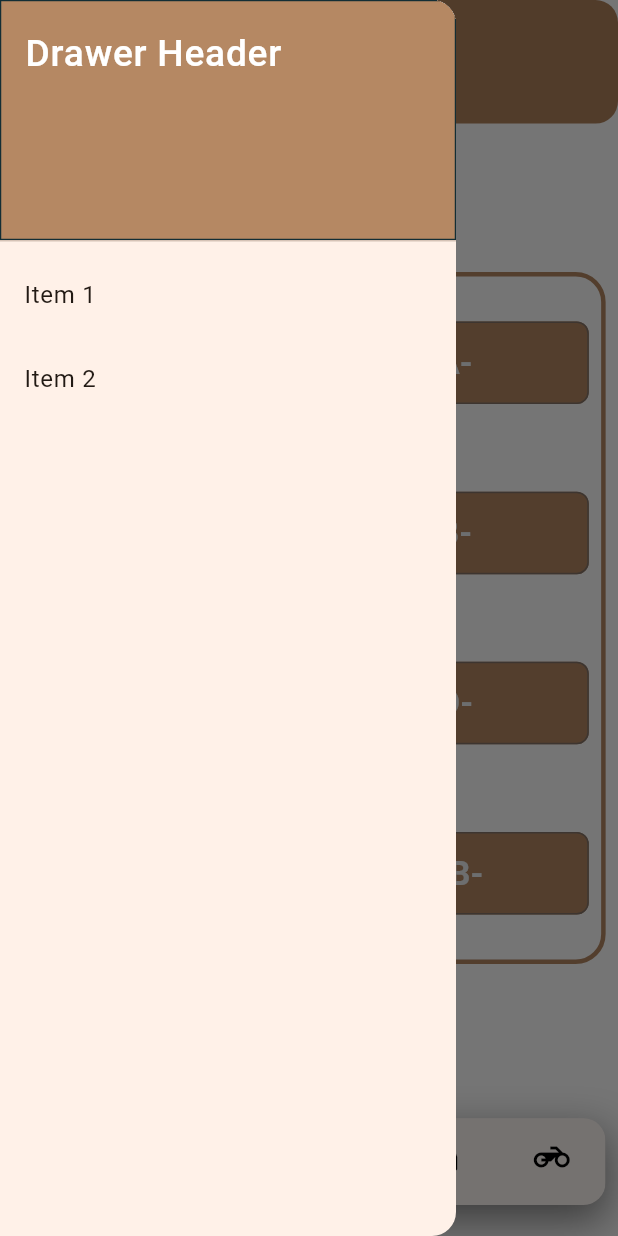
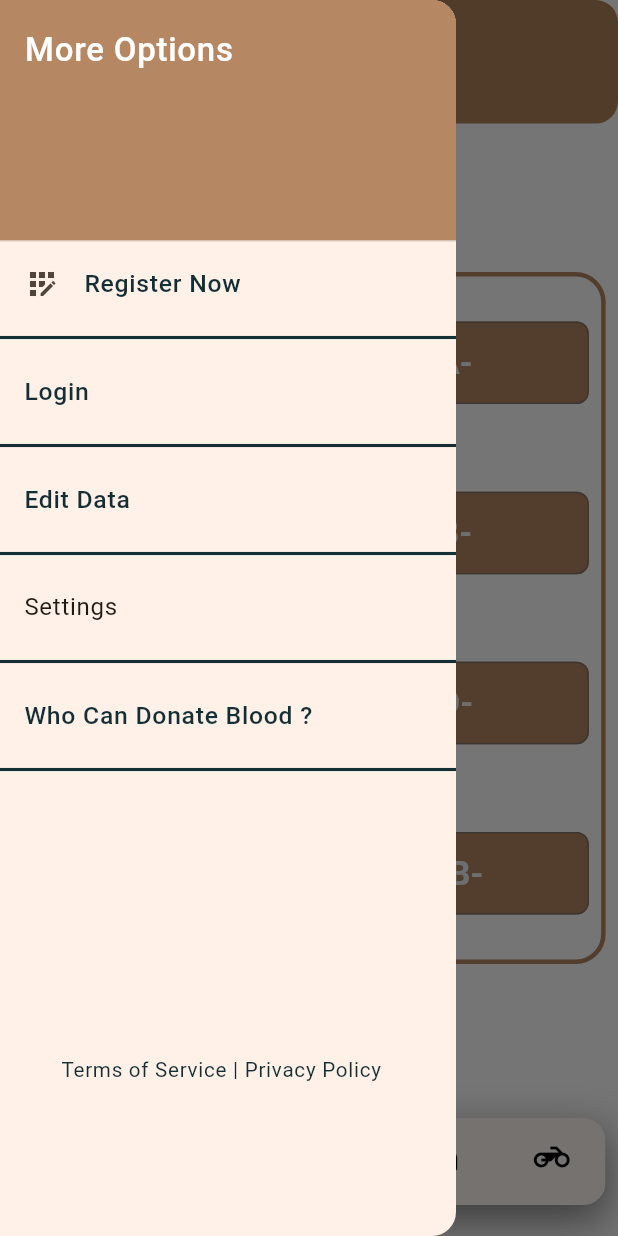
Before and after one commit to Ah95ed/myservice, a Flutter app: the screen it shows after launch, with the side drawer open, on a phone screen of 412 x 824 dp. Run offline on Flutter 3.47's test engine with Material 3 defaults, Android fonts, the phone set to English and light mode, and no system bars; our stand-ins replace cloud_firestore, firebase_auth, firebase_core, firebase_database, shared_preferences, sizer; missing offline and left inert: email_otp; accounts and stored records are empty.

Commit message:
some addtion in drawer

```diff
--- a/lib/Helper/Log/Logger.dart
+++ b/lib/Helper/Log/Logger.dart
@@ -1,24 +1,16 @@
-
 import 'dart:developer' as developer;
 
 class Logger {
 static void logger(String message) {
 
-  developer.log('message -> $message');
+  developer.log('message logger -> $message');
 }
-
-
   static void debug(String message) {
     print(message);
     developer.debugger(message: message);
   }
 
   static void error(String message) {
-    print(message);
-  }
-
-
-  static void log(String message) {
-    print(message);
+   developer.log('message error -> $message');
   }
 }
--- a/lib/controller/Constant/Constant.dart
+++ b/lib/controller/Constant/Constant.dart
@@ -1,18 +1,22 @@
 abstract class Constant {
-  static const  A_Plus = 'A+';
-  static const  A_Minus = 'A-';
-  static const  B_Plus = 'B+';
-  static const  B_Minus = 'B-';
-  static const  O_Plus = 'O+';
-  static const  O_Minus = 'O-';
-  static const  AB_Plus = 'AB+';
-  static const  AB_Minus = 'AB-';
+  static const A_Plus = 'A+';
+  static const A_Minus = 'A-';
+  static const B_Plus = 'B+';
+  static const B_Minus = 'B-';
+  static const O_Plus = 'O+';
+  static const O_Minus = 'O-';
+  static const AB_Plus = 'AB+';
+  static const AB_Minus = 'AB-';
   static const appEmail = 'amhmeed31@gmail.com';
   static const appName = 'AL-Zab Township Guide';
+  static String Link = "https://www.blood.co.uk/who-can-give-blood/";
+  static const PrivacyPolicy = 'https://alqdees.github.io/private/';
 }
 
 class DataSend {
   String collection;
 
+
   DataSend(this.collection);
+
 }
--- a/lib/l10n/intl_en.arb
+++ b/lib/l10n/intl_en.arb
@@ -30,5 +30,28 @@
     "enter_password": "Enter Password",
     "number_phone" : "Number Phone",
     "already_member": "Already Member ? ",
-     "email_exist" : "Email is Exist  "
+     "email_exist" : "Email is Exist  ",
+     "more_options" : "More Options",
+     "change_password" : "Change Password",
+     "delete_account" : "Delete Account",
+     "edit_Data" : "Edit Data",
+     "settings" : "Settings",
+     "change_language" : "Change Language",
+     "logout" : "Logout",
+     "donate" : "Donate",
+     "donate_blood" : "Donate Blood",
+     "donate_plasma" : "Donate Plasma",
+     "donate_organ" : "Donate Organ",
+     "blood" : "Blood",
+     "plasma" : "Plasma",
+     "organ" : "Organ",
+     "blood_request" : "Blood Request",
+     "plasma_request" : "Plasma Request",
+     "organ_request" : "Organ Request",
+     "blood_donation" : "Blood Donation",
+     "plasma_donation" : "Plasma Donation",
+     "organ_donation" : "Organ Donation",
+     "blood_transfer" : "Blood Transfer",
+     "plasma_transfer" : "Plasma Transfer",
+     "organ_transfer" : "Organ Transfer"
 }
--- a/lib/main.dart
+++ b/lib/main.dart
@@ -1,4 +1,3 @@
-import 'package:Al_Zab_township_guide/Helper/Service/Language/LanguageController.dart';
 import 'package:Al_Zab_township_guide/Helper/Service/service.dart';
 import 'package:Al_Zab_township_guide/controller/provider/BloodController/MainController.dart';
 import 'package:Al_Zab_township_guide/controller/provider/DoctorProvider/DoctorProvider.dart';
@@ -6,12 +5,9 @@ import 'package:Al_Zab_township_guide/controller/provider/LoginProvider/Loginpro
 import 'package:Al_Zab_township_guide/controller/provider/Provider.dart';
 import 'package:Al_Zab_township_guide/controller/provider/SignupProvider/SignupProvider.dart';
 import 'package:Al_Zab_township_guide/generated/l10n.dart';
-import 'package:Al_Zab_township_guide/view/Player.dart';
 import 'package:Al_Zab_township_guide/view/routing/routing.dart';
 import 'package:Al_Zab_township_guide/view/screens/MainScreen.dart';
 import 'package:Al_Zab_township_guide/view/widget/constant/Constant.dart';
-import 'package:device_preview/device_preview.dart';
-import 'package:flutter/foundation.dart';
 import 'package:flutter/material.dart';
 import 'package:flutter_localizations/flutter_localizations.dart';
 import 'package:provider/provider.dart';
@@ -89,7 +85,6 @@ class MyApp extends StatelessWidget {
   }
 
   static BuildContext? getContext() {
-
     return navigatorKey.currentContext;
   }
 }
--- a/lib/view/screens/DoctorScreen.dart
+++ b/lib/view/screens/DoctorScreen.dart
@@ -1,5 +1,3 @@
-import 'package:Al_Zab_township_guide/Helper/Log/Logger.dart';
-import 'package:Al_Zab_township_guide/Helper/Size/SizedApp.dart';
 import 'package:Al_Zab_township_guide/controller/provider/DoctorProvider/DoctorProvider.dart';
 import 'package:Al_Zab_township_guide/controller/provider/Provider.dart';
 import 'package:Al_Zab_township_guide/generated/l10n.dart';
@@ -7,10 +5,8 @@ import 'package:Al_Zab_township_guide/main.dart';
 import 'package:Al_Zab_township_guide/view/widget/Cards/cardView.dart';
 import 'package:Al_Zab_township_guide/view/widget/Drawer/CustomDrawer.dart';
 import 'package:flutter/material.dart';
-import 'package:flutter/services.dart';
 import 'package:provider/provider.dart';
 import 'package:sizer/sizer.dart';
-import '../widget/constant/Constant.dart';
 import '../widget/constant/app_theme.dart';
 
 class DoctorScreen extends StatelessWidget {
--- a/lib/view/widget/Drawer/CustomDrawer.dart
+++ b/lib/view/widget/Drawer/CustomDrawer.dart
@@ -1,51 +1,138 @@
 import 'package:Al_Zab_township_guide/Helper/Size/SizedApp.dart';
-import 'package:Al_Zab_township_guide/main.dart';
+import 'package:Al_Zab_township_guide/controller/Constant/Constant.dart';
+import 'package:Al_Zab_township_guide/controller/provider/Provider.dart';
+import 'package:Al_Zab_township_guide/generated/l10n.dart';
 import 'package:Al_Zab_township_guide/view/widget/constant/Constant.dart';
 import 'package:flutter/material.dart';
+import 'package:provider/provider.dart';
 
 class Customdrawer extends StatelessWidget {
   Customdrawer({super.key});
 
-
   @override
   Widget build(BuildContext context) {
+    final read = context.read<Providers>();
+    return Drawer(
+      // backgroundColor: Colors.white,
+      child: ListView(
+        padding: EdgeInsets.zero,
+        children: [
+          DrawerHeader(
 
-    return Drawer(
-
-      // backgroundColor: Colors.white,
-      child: ListView(padding: EdgeInsets.zero, children: [
-        DrawerHeader(
+            margin: EdgeInsets.all(0),
+            padding: EdgeInsets.symmetric(
+                vertical: getheight(2), horizontal: getheight(2)),
             duration: Duration(milliseconds: 2000),
             decoration: BoxDecoration(
               color: ColorUsed.primary,
-            border: Border.all(
-              width: getWidth(0.2),
-              color: ColorUsed.DarkGreen,
-            ),
             ),
             child: Text(
-            'Drawer Header',
+              S.current.more_options,
               style: TextStyle(
-              fontSize: setFontSize(18),
+                fontSize: setFontSize(16),
                 fontWeight: FontWeight.w500,
                 color: Colors.white,
               ),
             ),
           ),
           ListTile(
-          title: const Text('Item 1'),
+            leading: Icon(Icons.app_registration),
+            title: Text(
+              S.current.register_now,
+              style: TextStyle(
+                fontSize: setFontSize(12),
+                fontWeight: FontWeight.w500,
+                color: ColorUsed.DarkGreen,
+              ),
+            ),
             onTap: () {
-            // Update the state of the app
-            // ...
-            // Then close the drawer
-            Navigator.pop(MyApp.getContext()!);
+              // Navigator.pop(context);
             },
           ),
+          Divider(
+            thickness: getWidth(0.5),
+            color: ColorUsed.DarkGreen,
+          ),
           ListTile(
-          title: const Text('Item 2'),
+            title: Text(
+              S.current.login,
+              style: TextStyle(
+                fontSize: setFontSize(12),
+                fontWeight: FontWeight.w500,
+                color: ColorUsed.DarkGreen,
+              ),
+            ),
             onTap: () {},
           ),
-      ]),
+          Divider(
+            thickness: getWidth(0.5),
+            color: ColorUsed.DarkGreen,
+          ),
+          ListTile(
+            title: Text(
+              S.current.edit_Data,
+              style: TextStyle(
+                fontSize: setFontSize(12),
+                fontWeight: FontWeight.w500,
+                color: ColorUsed.DarkGreen,
+              ),
+            ),
+            onTap: () {
+              // here to open edit Screen
+              // read.managerScreen(, context)
+            },
+          ),
+          Divider(
+            thickness: getWidth(0.5),
+            color: ColorUsed.DarkGreen,
+          ),
+          ListTile(
+            title: Text(S.current.settings),
+            onTap: () {},
+          ),
+          Divider(
+            thickness: getWidth(0.5),
+            color: ColorUsed.DarkGreen,
+          ),
+          ListTile(
+            title: Text(
+              S.current.whocandonate,
+              style: TextStyle(
+                fontSize: setFontSize(12),
+                fontWeight: FontWeight.w500,
+                color: ColorUsed.DarkGreen,
+              ),
+            ),
+            onTap: () {
+              read.launchInBrowser(Uri.parse(Constant.Link));
+            },
+          ),
+          Divider(
+            thickness: getWidth(0.5),
+            color: ColorUsed.DarkGreen,
+          ),
+          Padding(
+            padding: EdgeInsets.symmetric(
+              vertical: getheight(20),
+              horizontal: getWidth(6),
+            ),
+            child: ListTile(
+              title: Text(
+                S.current.team_policy,
+                style: TextStyle(
+                  fontSize: setFontSize(10),
+                  fontWeight: FontWeight.w400,
+                  color: ColorUsed.DarkGreen,
+                ),
+              ),
+              onTap: () {
+                //https://github.com/Alqdees/private/blob/main/index.html
+                read.launchInBrowser(Uri.parse(Constant.PrivacyPolicy));
+              },
+            ),
+          ),
+        ],
+      ),
     );
   }
 }
```
Also changed, not shown: lib/view/Player.dart (deleted, +0 -65 lines), assets/Ichrak.png (deleted), lib/generated/intl/messages_en.dart, lib/generated/l10n.dart. Lines whose indentation alone changed are shown as unchanged.
